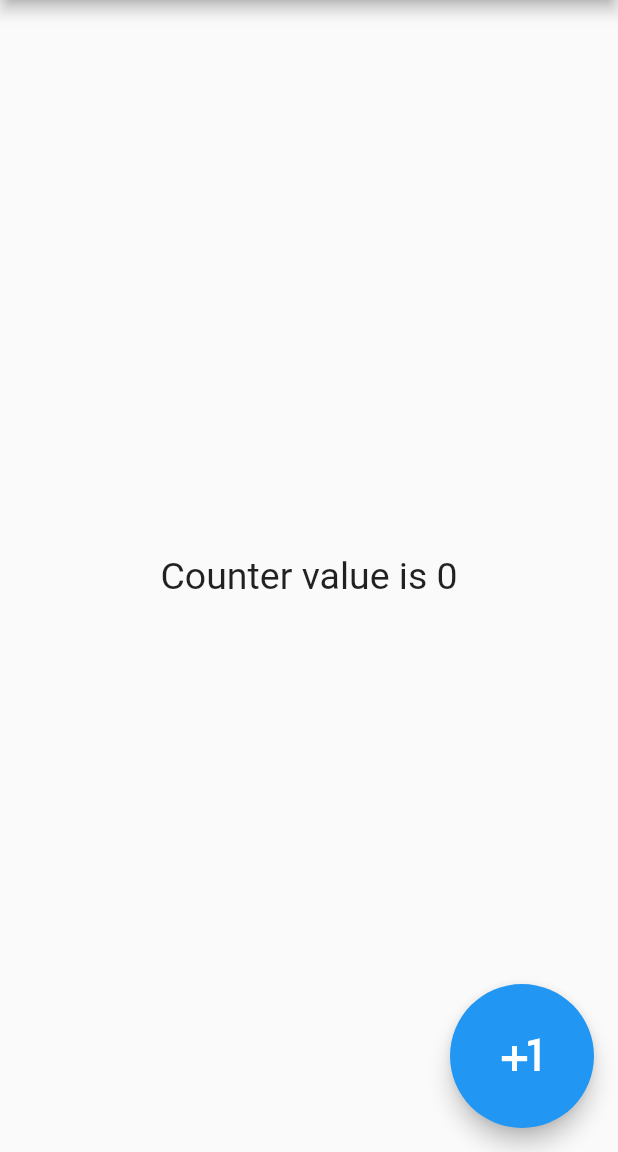
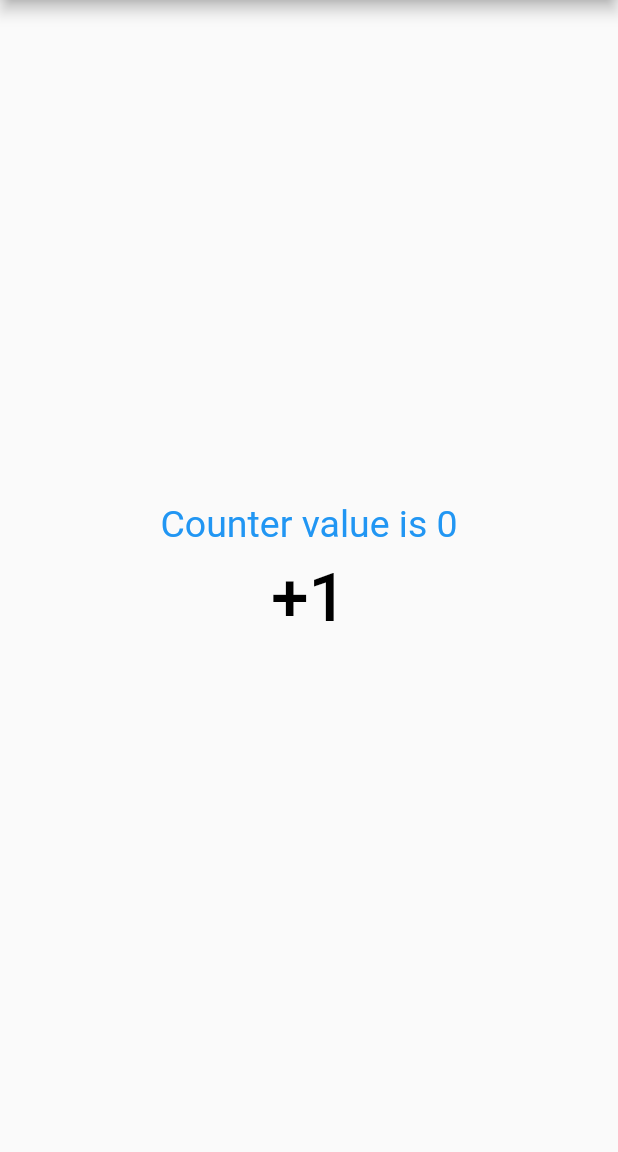
Before and after one commit to alper-efe-sahin/voltran_app_task, a Flutter app: the screen it shows after launch, on a phone screen of 412 x 824 dp, the part 84-1236 px from its top. Run offline on Flutter 3.47's test engine with Material 2 defaults, Android fonts, the phone set to English and light mode, and no system bars; our stand-ins replace get.

Commit message:
feat&fix: long press functionality & counter fix

```diff
--- a/lib/infrastructure/core/app_widget.dart
+++ b/lib/infrastructure/core/app_widget.dart
@@ -7,8 +7,8 @@ class AppWidget extends GetView {
 
   @override
   Widget build(BuildContext context) {
-    return GetMaterialApp(
-    debugShowCheckedModeBanner: false,
+    return const GetMaterialApp(
+      debugShowCheckedModeBanner: false,
       home: CounterPage(),
     );
   }
--- a/lib/presentation/pages/counter_page.dart
+++ b/lib/presentation/pages/counter_page.dart
@@ -3,34 +3,48 @@ import 'package:get/get.dart';
 import 'package:voltran_app_task/application/counter/counter_controller.dart';
 
 class CounterPage extends GetView {
-  CounterPage({Key? key}) : super(key: key);
-  final CounterController counterController = Get.put(CounterController());
+  const CounterPage({Key? key}) : super(key: key);
 
   @override
   Widget build(BuildContext context) {
     final CounterController counterController = Get.put(CounterController());
 
     return Scaffold(
-      floatingActionButton: FloatingActionButton.large(
-          onPressed: () {
-            counterController.increment();
-            counterController.time();
-            counterController.tapToFab();
-          },
-          child: const Icon(
-            Icons.plus_one,
-            size: 40,
-          )),
       appBar: AppBar(
         title: const Text('Voltran App Task'),
         centerTitle: true,
       ),
       body: Center(
-        child: Obx(
-          () => Text(
-            "Counter value is ${counterController.count}",
-            style: const TextStyle(fontSize: 25),
-          ),
+        child: Column(
+          crossAxisAlignment: CrossAxisAlignment.center,
+          mainAxisAlignment: MainAxisAlignment.center,
+          children: [
+            Obx(
+              () => Text(
+                "Counter value is ${counterController.count}",
+                style: TextStyle(
+                  fontSize: 25,
+                  color: counterController.changeColor ? Colors.red : Colors.blue,
+                ),
+              ),
+            ),
+            TextButton(
+              onPressed: () {
+                counterController.tapToFab();
+                counterController.time();
+              },
+              onLongPress: () {
+                counterController.longPressAction();
+              },
+              child: const Text(
+                "+1",
+                style: TextStyle(
+                  fontSize: 45,
+                  color: Colors.black,
+                ),
+              ),
+            ),
+          ],
         ),
       ),
     );
```
Also changed, not shown: lib/application/counter/counter_controller.dart (+14 -5 lines).
